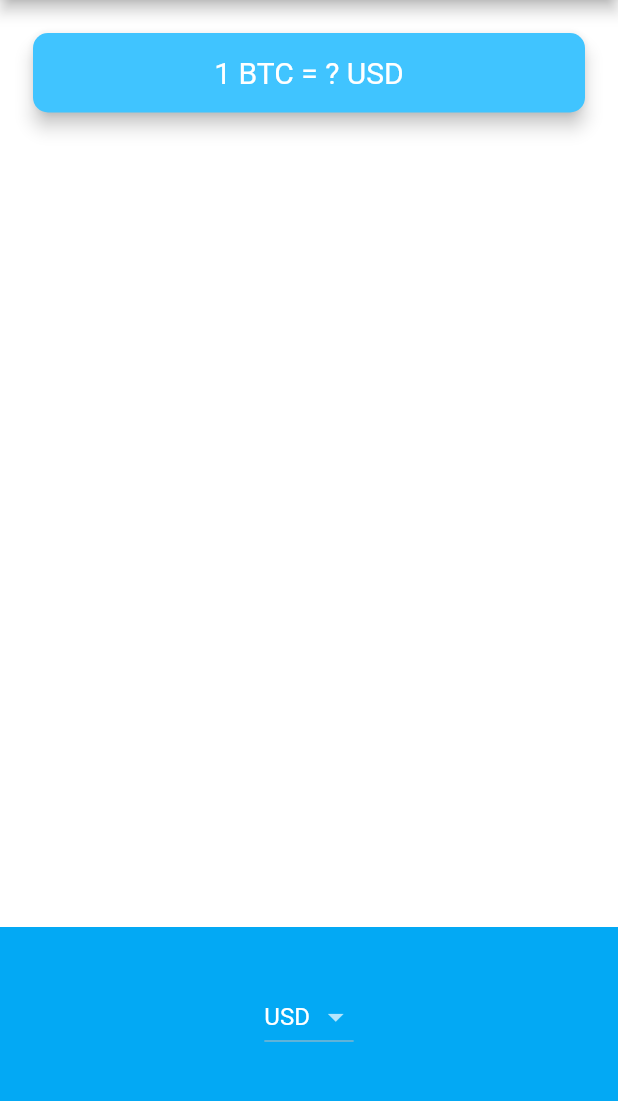
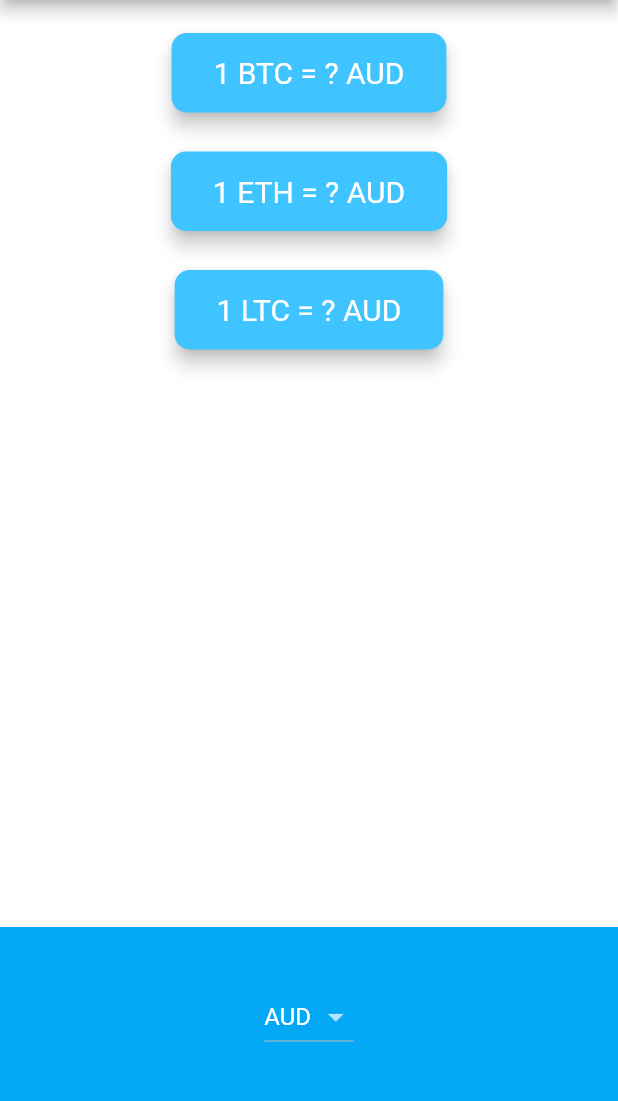
Before and after one commit to flutter-r2/bitcoin_ticker_flutter, a Flutter app: the screen it shows after launch, on a phone screen of 412 x 824 dp, the part 84-1185 px from its top. Run offline on Flutter 3.47's test engine with Material 2 defaults, Android fonts, the phone set to English and light mode, and no system bars; our stand-ins replace flutter_dotenv; network calls fail.

Commit message:
Fetching all crypto values in the selected currency

```diff
--- a/lib/coin_data.dart
+++ b/lib/coin_data.dart
@@ -27,5 +27,3 @@ const List<String> cryptoList = [
   'ETH',
   'LTC',
 ];
-
-class CoinData {}
--- a/lib/price_screen.dart
+++ b/lib/price_screen.dart
@@ -1,6 +1,7 @@
 import 'dart:io' show Platform;
 
 import 'package:bitcoin_ticker_flutter/services/crypto.dart';
+import 'package:bitcoin_ticker_flutter/widgets/crypto_card.dart';
 import 'package:flutter/cupertino.dart';
 import 'package:flutter/material.dart';
 
@@ -12,8 +13,8 @@ class PriceScreen extends StatefulWidget {
 }
 
 class _PriceScreenState extends State<PriceScreen> {
-  String selectedCurrency = 'USD';
-  String rate = '?';
+  String selectedCurrency = 'AUD';
+  Map cryptoValues = {};
 
   CryptoService crypto = CryptoService();
 
@@ -24,10 +25,11 @@ class _PriceScreenState extends State<PriceScreen> {
   }
 
   Future<void> updateRates(String currency) async {
-    var coinData = await crypto.cryptoValue('BTC', currency);
+    var cryptoData = await crypto.cryptoValue(currency);
+
     setState(() {
+      cryptoValues = cryptoData;
       selectedCurrency = currency;
-      rate = coinData['rate'].toStringAsFixed(2);
     });
   }
 
@@ -46,54 +48,47 @@ class _PriceScreenState extends State<PriceScreen> {
     return DropdownButton<String>(
       value: selectedCurrency,
       items: items,
-      onChanged: (currency) {
-        updateRates(currency!);
-      },
+      onChanged: (currency) => updateRates(currency!),
     );
   }
 
   CupertinoPicker iOSPicker() {
-    List<Widget> items = [];
+    List<Text> items = [];
 
     for (String currency in currenciesList) items.add(Text(currency));
 
     return CupertinoPicker(
       itemExtent: 32.0,
-      onSelectedItemChanged: (index) => print(index),
+      onSelectedItemChanged: (index) => updateRates(currenciesList[index]),
       children: items,
     );
+  }
+
+  List<CryptoCard> cryptoCards() {
+    List<CryptoCard> cryptos = [];
+
+    for (String crypto in cryptoList) {
+      cryptos.add(CryptoCard(
+          crypto: crypto,
+          cryptoValue: cryptoValues[crypto] ?? '?',
+          selectedCurrency: selectedCurrency));
+    }
+
+    return cryptos;
   }
 
   @override
   Widget build(BuildContext context) {
     return Scaffold(
       appBar: AppBar(
-        title: Text('🤑 Coin Ticker'),
+        title: const Text('🤑 Coin Ticker'),
       ),
       body: Column(
         mainAxisAlignment: MainAxisAlignment.spaceBetween,
         crossAxisAlignment: CrossAxisAlignment.stretch,
         children: <Widget>[
-          Padding(
-            padding: EdgeInsets.fromLTRB(18.0, 18.0, 18.0, 0),
-            child: Card(
-              color: Colors.lightBlueAccent,
-              elevation: 5.0,
-              shape: RoundedRectangleBorder(
-                borderRadius: BorderRadius.circular(10.0),
-              ),
-              child: Padding(
-                padding: EdgeInsets.symmetric(vertical: 15.0, horizontal: 28.0),
-                child: Text(
-                  '1 BTC = $rate $selectedCurrency',
-                  textAlign: TextAlign.center,
-                  style: TextStyle(
-                    fontSize: 20.0,
-                    color: Colors.white,
-                  ),
-                ),
-              ),
-            ),
+          Column(
+            children: cryptoCards(),
           ),
           Container(
             height: 150.0,
--- /dev/null
+++ b/lib/widgets/crypto_card.dart
@@ -0,0 +1,39 @@
+import 'package:flutter/material.dart';
+
+class CryptoCard extends StatelessWidget {
+  const CryptoCard({
+    Key? key,
+    required this.crypto,
+    required this.cryptoValue,
+    required this.selectedCurrency,
+  }) : super(key: key);
+
+  final String crypto;
+  final String cryptoValue;
+  final String selectedCurrency;
+
+  @override
+  Widget build(BuildContext context) {
+    return Padding(
+      padding: EdgeInsets.fromLTRB(18.0, 18.0, 18.0, 0),
+      child: Card(
+        color: Colors.lightBlueAccent,
+        elevation: 5.0,
+        shape: RoundedRectangleBorder(
+          borderRadius: BorderRadius.circular(10.0),
+        ),
+        child: Padding(
+          padding: EdgeInsets.symmetric(vertical: 15.0, horizontal: 28.0),
+          child: Text(
+            '1 $crypto = $cryptoValue $selectedCurrency',
+            textAlign: TextAlign.center,
+            style: TextStyle(
+              fontSize: 20.0,
+              color: Colors.white,
+            ),
+          ),
+        ),
+      ),
+    );
+  }
+}
```
Also changed, not shown: lib/services/crypto.dart (+12 -4 lines).
